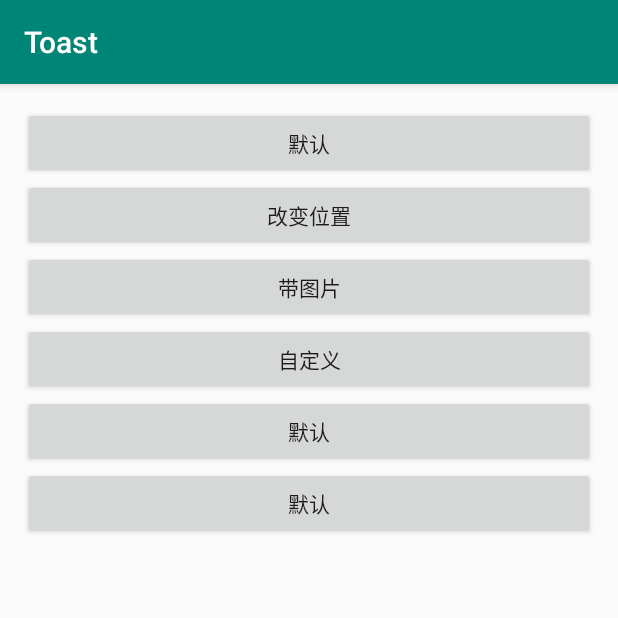
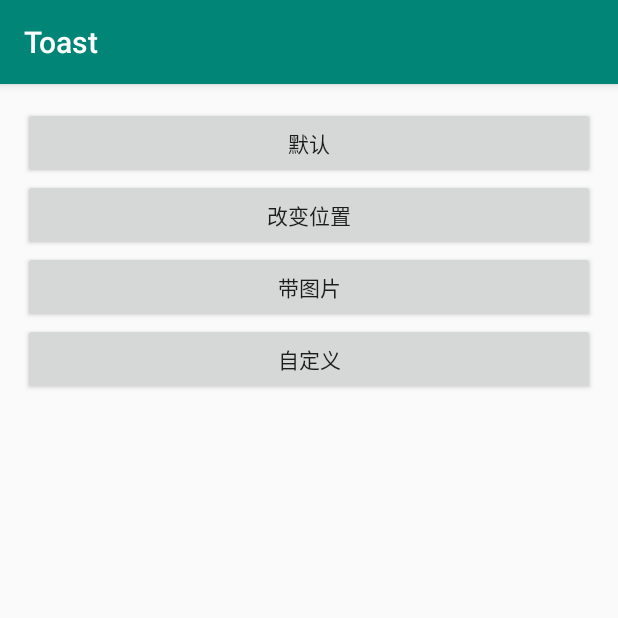
Before and after one commit to EWinner1/Android, an Android app: the ToastActivity screen opened directly, with no data from a screen before it, on a phone screen of 412 x 824 dp, the top half of it. Run offline under Robolectric (Android 15) with nearby library versions, the phone set to English and light mode, and no system bars.

Commit message:
修复问题

```diff
--- a/helloworld/app/build.gradle
+++ b/helloworld/app/build.gradle
@@ -8,7 +8,7 @@ android {
         minSdkVersion 21
         targetSdkVersion 30
         versionCode 1
-        versionName "1.0"
+        versionName "1.0.2"
 
         testInstrumentationRunner "androidx.test.runner.AndroidJUnitRunner"
     }
--- a/helloworld/app/src/main/java/com/ew/helloworld/ui/ToastActivity.java
+++ b/helloworld/app/src/main/java/com/ew/helloworld/ui/ToastActivity.java
@@ -16,7 +16,7 @@ import com.ew.helloworld.util.ToastUtil;
 
 public class ToastActivity extends AppCompatActivity {
 
-    private Button mBtnToast1, mBtnToast2, mBtnToast3, mBtnToast4, mBtnToast5, mBtnToast6;
+    private Button mBtnToast1, mBtnToast2, mBtnToast3, mBtnToast4;
 
     @Override
     protected void onCreate(Bundle savedInstanceState) {
@@ -26,15 +26,11 @@ public class ToastActivity extends AppCompatActivity {
         mBtnToast2 = findViewById(R.id.btn_Toast_2);
         mBtnToast3 = findViewById(R.id.btn_Toast_3);
         mBtnToast4 = findViewById(R.id.btn_Toast_4);
-        mBtnToast5 = findViewById(R.id.btn_Toast_5);
-        mBtnToast6 = findViewById(R.id.btn_Toast_6);
         OnClick onClick = new OnClick();
         mBtnToast1.setOnClickListener(onClick);
         mBtnToast2.setOnClickListener(onClick);
         mBtnToast3.setOnClickListener(onClick);
         mBtnToast4.setOnClickListener(onClick);
-        mBtnToast5.setOnClickListener(onClick);
-        mBtnToast6.setOnClickListener(onClick);
     }
 
     class OnClick implements View.OnClickListener {
@@ -64,10 +60,6 @@ public class ToastActivity extends AppCompatActivity {
                 case R.id.btn_Toast_4:
                     ToastUtil.showMsg(getApplicationContext(), "封装类");//此方法存在问题
                     break;
-                case R.id.btn_Toast_5:
-                    break;
-                case R.id.btn_Toast_6:
-                    break;
             }
         }
     }
--- a/helloworld/app/src/main/java/com/ew/helloworld/ui/UIActivity.java
+++ b/helloworld/app/src/main/java/com/ew/helloworld/ui/UIActivity.java
@@ -75,7 +75,7 @@ public class UIActivity extends AppCompatActivity {
             Intent intent = null;
             switch (v.getId()) {
                 case R.id.btn_linearlayout:
-                    intent = new Intent(UIActivity.this, LinearLayout.class);
+                    intent = new Intent(UIActivity.this, Linearlayout.class);
                     break;
                 case R.id.btn_relativelayout:
                     intent = new Intent(UIActivity.this, Relativelayout.class);
--- a/helloworld/app/src/main/res/layout/activity_event.xml
+++ b/helloworld/app/src/main/res/layout/activity_event.xml
@@ -48,7 +48,7 @@
         android:text="速度/优先级比较"
         android:textAllCaps="false" />
 
-    <com.example.textview.widget.MyButton
+    <com.ew.helloworld.widget.MyButton
         android:id="@+id/btn_My"
         android:layout_width="match_parent"
         android:layout_height="wrap_content"
--- a/helloworld/app/src/main/res/layout/activity_linearlayout.xml
+++ b/helloworld/app/src/main/res/layout/activity_linearlayout.xml
@@ -1,12 +1,10 @@
 <?xml version="1.0" encoding="utf-8"?>
 <LinearLayout
     xmlns:android="http://schemas.android.com/apk/res/android"
-    xmlns:tools="http://schemas.android.com/tools"
     android:layout_width="match_parent"
     android:layout_height="match_parent"
     android:orientation="vertical"
-    android:background="#000000"
-    tools:context=".MainActivity">//默认为水平布局
+    android:background="#000000">//默认为水平布局
 
     <LinearLayout
         android:id="@+id/ll_1"
--- a/helloworld/app/src/main/res/layout/activity_toast.xml
+++ b/helloworld/app/src/main/res/layout/activity_toast.xml
@@ -29,16 +29,4 @@
         android:layout_height="wrap_content"
         android:text="自定义" />
 
-    <Button
-        android:id="@+id/btn_Toast_5"
-        android:layout_width="match_parent"
-        android:layout_height="wrap_content"
-        android:text="默认" />
-
-    <Button
-        android:id="@+id/btn_Toast_6"
-        android:layout_width="match_parent"
-        android:layout_height="wrap_content"
-        android:text="默认" />
-
 </LinearLayout>
```
Also changed, not shown: 1 other file.
